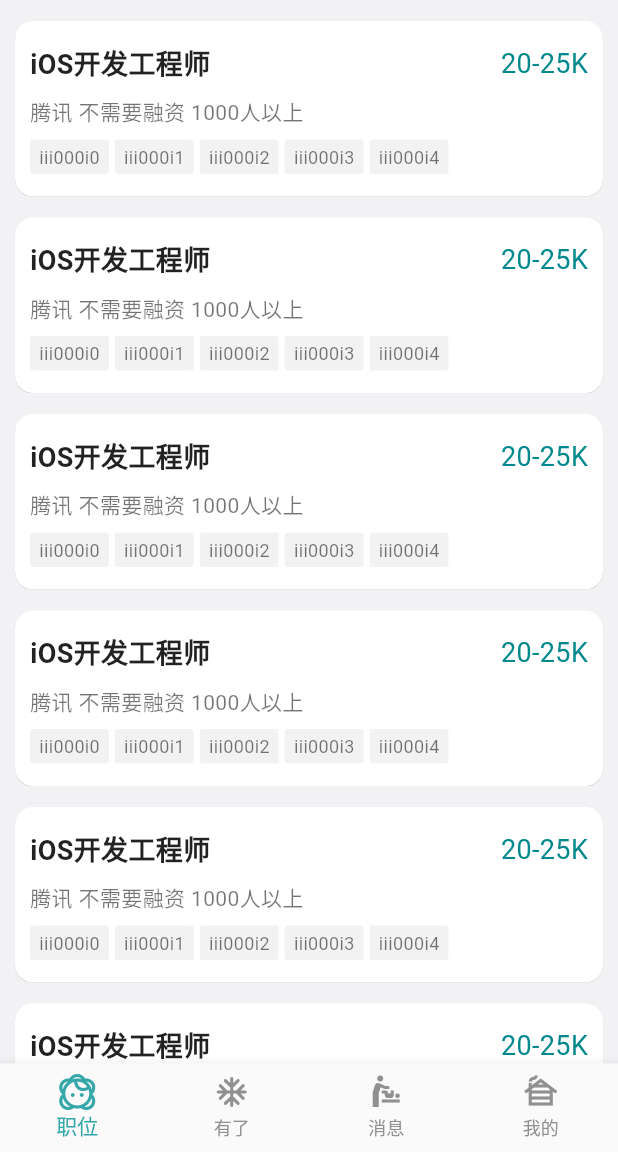
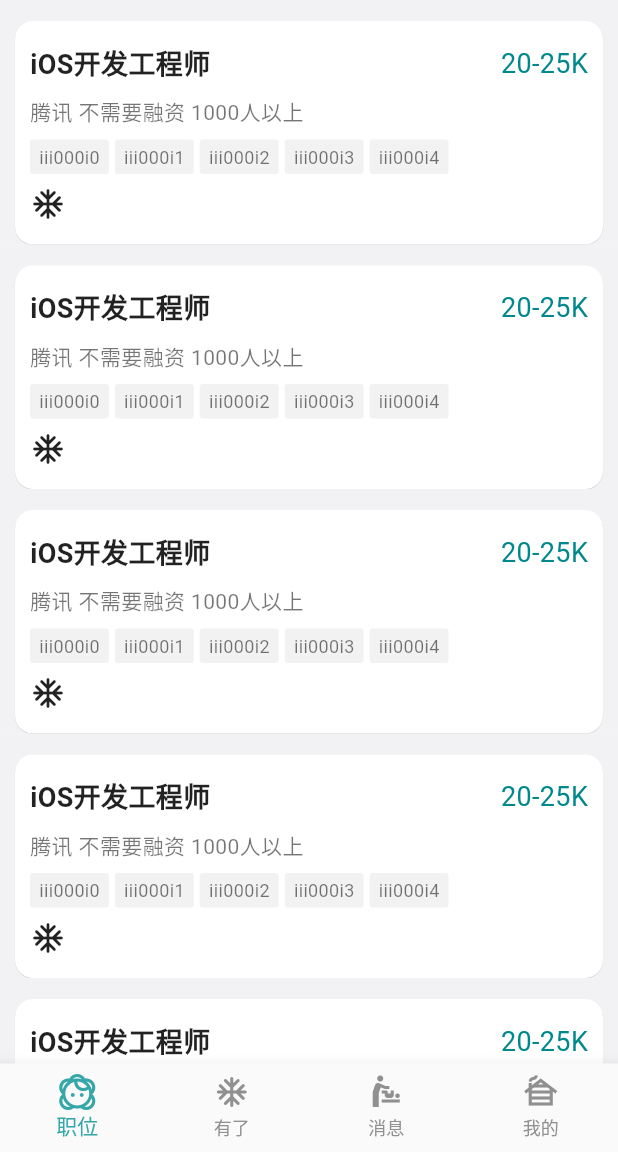
Before and after one commit to BHLinuxKernelSIG/BossZP_Flutter, a Flutter app: the screen it shows after launch, on a phone screen of 412 x 824 dp, the part 84-1236 px from its top. Run offline on Flutter 3.47's test engine with Material 2 defaults, Android fonts, the phone set to English and light mode, and no system bars.

Commit message:
Update posotion_list_widget.dart

```diff
--- a/lib/ui/posotion_list_widget.dart
+++ b/lib/ui/posotion_list_widget.dart
@@ -68,6 +68,10 @@ class PositionListWidget extends StatelessWidget {
                             ),
                           )
                       ],
+                    ),
+                    SizedBox(height: 8),
+                    Row(
+                      children: [Icon(Icons.ac_unit_rounded)],
                     )
                   ],
                 ),
```
